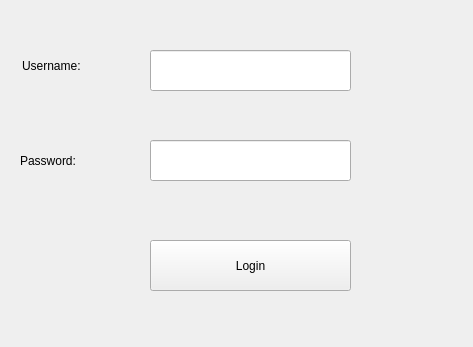
Qt form CareSphere/caresphere.ui (MubtasimSajid/CareSphere) before a commit.
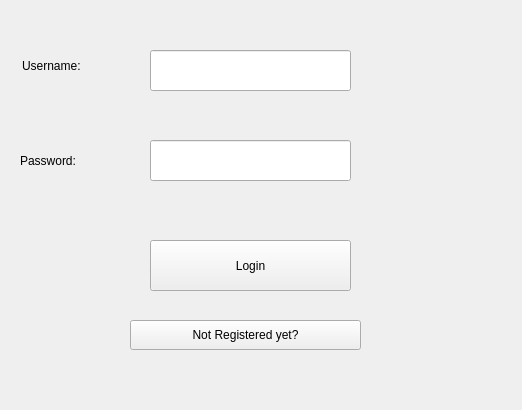
The same form after that commit.

Commit message: registration button in login page

Diff of the .ui file:
```diff
--- a/CareSphere/caresphere.ui
+++ b/CareSphere/caresphere.ui
@@ -6,8 +6,8 @@
    <rect>
     <x>0</x>
     <y>0</y>
-    <width>473</width>
-    <height>347</height>
+    <width>522</width>
+    <height>410</height>
    </rect>
   </property>
   <property name="windowTitle">
@@ -76,6 +76,19 @@
      </rect>
     </property>
    </widget>
+   <widget class="QPushButton" name="pushButton">
+    <property name="geometry">
+     <rect>
+      <x>130</x>
+      <y>320</y>
+      <width>231</width>
+      <height>30</height>
+     </rect>
+    </property>
+    <property name="text">
+     <string>Not Registered yet?</string>
+    </property>
+   </widget>
   </widget>
  </widget>
  <resources/>
```
